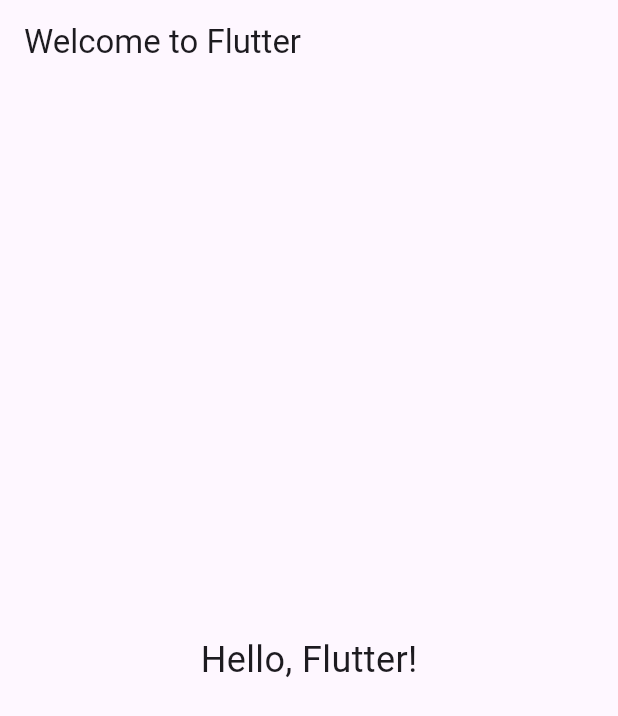
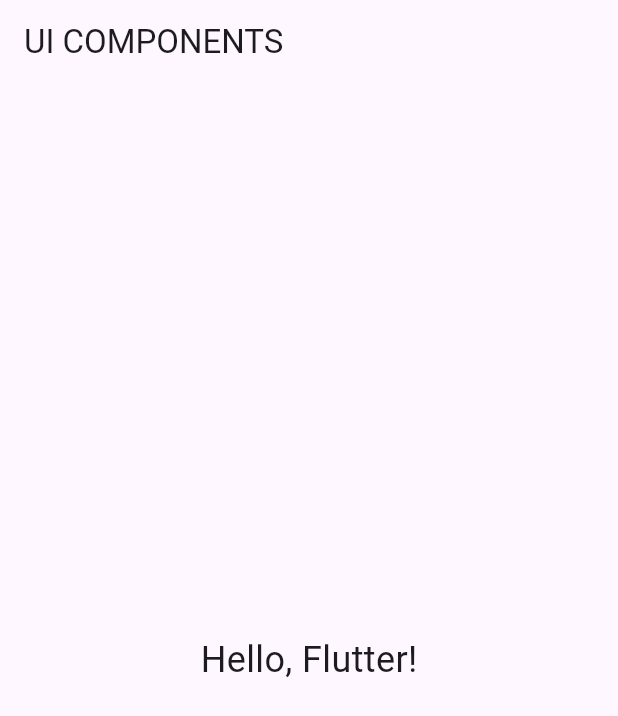
Before and after one commit to satyasolves/tutorials, a Flutter app: the screen it shows after launch, on a phone screen of 412 x 824 dp. Shown: the top 716 px of the screen. Run offline on Flutter 3.47's test engine with Material 3 defaults, Android fonts, the phone set to English and light mode, and no system bars.

Commit message:
changed title text again

```diff
--- a/lib/main.dart
+++ b/lib/main.dart
@@ -11,7 +11,7 @@ class MyApp extends StatelessWidget {
       title: 'Flutter Basic UI',
       home: Scaffold(
         appBar: AppBar(
-          title: Text('Welcome to Flutter'),
+          title: Text('UI COMPONENTS'),
         ),
         body: Center(
           child: Text(
```
